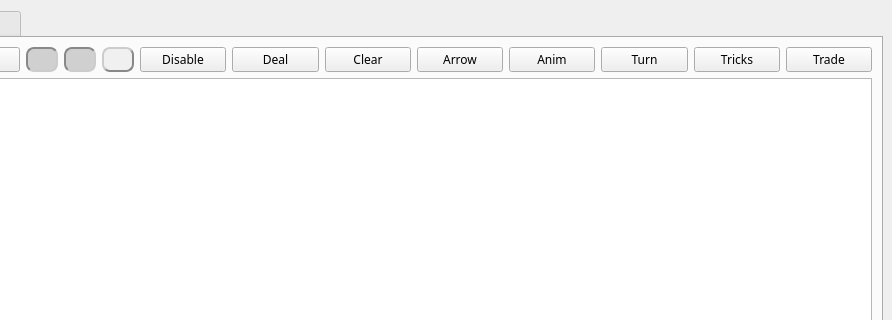
Qt form mainwindow.ui (Rescator7/Hearts2) before a commit; both pictures show x 108 to 1000 and y 0 to 320 of the 1000 by 600 pixel window.
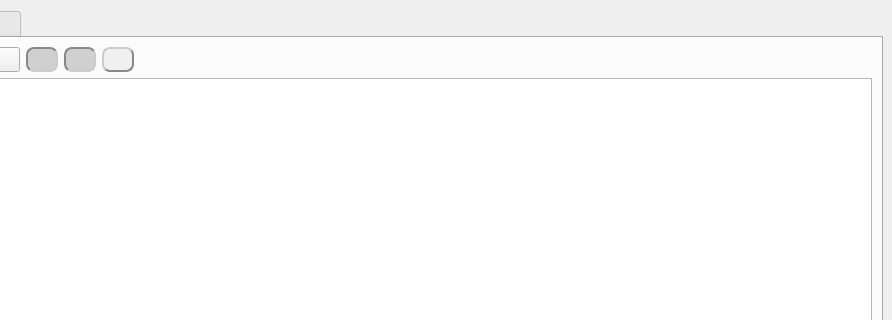
The same form after that commit. Icons and pictures are not drawn.

The edit to the form file:
```diff
--- a/mainwindow.ui
+++ b/mainwindow.ui
@@ -29,11 +29,453 @@
     <item row="0" column="0">
      <widget class="QTabWidget" name="tabWidget">
       <property name="sizePolicy">
-       <sizepolicy hsizetype="Preferred" vsizetype="Preferred">
+       <sizepolicy hsizetype="Expanding" vsizetype="Expanding">
         <horstretch>0</horstretch>
         <verstretch>0</verstretch>
        </sizepolicy>
       </property>
+      <property name="palette">
+       <palette>
+        <active>
+         <colorrole role="WindowText">
+          <brush brushstyle="SolidPattern">
+           <color alpha="255">
+            <red>0</red>
+            <green>0</green>
+            <blue>0</blue>
+           </color>
+          </brush>
+         </colorrole>
+         <colorrole role="Button">
+          <brush brushstyle="SolidPattern">
+           <color alpha="255">
+            <red>63</red>
+            <green>159</green>
+            <blue>82</blue>
+           </color>
+          </brush>
+         </colorrole>
+         <colorrole role="Light">
+          <brush brushstyle="SolidPattern">
+           <color alpha="255">
+            <red>95</red>
+            <green>238</green>
+            <blue>123</blue>
+           </color>
+          </brush>
+         </colorrole>
+         <colorrole role="Midlight">
+          <brush brushstyle="SolidPattern">
+           <color alpha="255">
+            <red>79</red>
+            <green>198</green>
+            <blue>102</blue>
+           </color>
+          </brush>
+         </colorrole>
+         <colorrole role="Dark">
+          <brush brushstyle="SolidPattern">
+           <color alpha="255">
+            <red>31</red>
+            <green>79</green>
+            <blue>41</blue>
+           </color>
+          </brush>
+         </colorrole>
+         <colorrole role="Mid">
+          <brush brushstyle="SolidPattern">
+           <color alpha="255">
+            <red>42</red>
+            <green>106</green>
+            <blue>55</blue>
+           </color>
+          </brush>
+         </colorrole>
+         <colorrole role="Text">
+          <brush brushstyle="SolidPattern">
+           <color alpha="255">
+            <red>0</red>
+            <green>0</green>
+            <blue>0</blue>
+           </color>
+          </brush>
+         </colorrole>
+         <colorrole role="BrightText">
+          <brush brushstyle="SolidPattern">
+           <color alpha="255">
+            <red>255</red>
+            <green>255</green>
+            <blue>255</blue>
+           </color>
+          </brush>
+         </colorrole>
+         <colorrole role="ButtonText">
+          <brush brushstyle="SolidPattern">
+           <color alpha="255">
+            <red>0</red>
+            <green>0</green>
+            <blue>0</blue>
+           </color>
+          </brush>
+         </colorrole>
+         <colorrole role="Base">
+          <brush brushstyle="SolidPattern">
+           <color alpha="255">
+            <red>255</red>
+            <green>255</green>
+            <blue>255</blue>
+           </color>
+          </brush>
+         </colorrole>
+         <colorrole role="Window">
+          <brush brushstyle="SolidPattern">
+           <color alpha="255">
+            <red>63</red>
+            <green>159</green>
+            <blue>82</blue>
+           </color>
+          </brush>
+         </colorrole>
+         <colorrole role="Shadow">
+          <brush brushstyle="SolidPattern">
+           <color alpha="255">
+            <red>0</red>
+            <green>0</green>
+            <blue>0</blue>
+           </color>
+          </brush>
+         </colorrole>
+         <colorrole role="AlternateBase">
+          <brush brushstyle="SolidPattern">
+           <color alpha="255">
+            <red>159</red>
+            <green>207</green>
+            <blue>168</blue>
+           </color>
+          </brush>
+         </colorrole>
+         <colorrole role="ToolTipBase">
+          <brush brushstyle="SolidPattern">
+           <color alpha="255">
+            <red>255</red>
+            <green>255</green>
+            <blue>220</blue>
+           </color>
+          </brush>
+         </colorrole>
+         <colorrole role="ToolTipText">
+          <brush brushstyle="SolidPattern">
+           <color alpha="255">
+            <red>0</red>
+            <green>0</green>
+            <blue>0</blue>
+           </color>
+          </brush>
+         </colorrole>
+         <colorrole role="PlaceholderText">
+          <brush brushstyle="SolidPattern">
+           <color alpha="127">
+            <red>0</red>
+            <green>0</green>
+            <blue>0</blue>
+           </color>
+          </brush>
+         </colorrole>
+        </active>
+        <inactive>
+         <colorrole role="WindowText">
+          <brush brushstyle="SolidPattern">
+           <color alpha="255">
+            <red>0</red>
+            <green>0</green>
+            <blue>0</blue>
+           </color>
+          </brush>
+         </colorrole>
+         <colorrole role="Button">
+          <brush brushstyle="SolidPattern">
+           <color alpha="255">
+            <red>239</red>
+            <green>239</green>
+            <blue>239</blue>
+           </color>
+          </brush>
+         </colorrole>
+         <colorrole role="Light">
+          <brush brushstyle="SolidPattern">
+           <color alpha="255">
+            <red>255</red>
+            <green>255</green>
+            <blue>255</blue>
+           </color>
+          </brush>
+         </colorrole>
+         <colorrole role="Midlight">
+          <brush brushstyle="SolidPattern">
+           <color alpha="255">
+            <red>202</red>
+            <green>202</green>
+            <blue>202</blue>
+           </color>
+          </brush>
+         </colorrole>
+         <colorrole role="Dark">
+          <brush brushstyle="SolidPattern">
+           <color alpha="255">
+            <red>159</red>
+            <green>159</green>
+            <blue>159</blue>
+           </color>
+          </brush>
+         </colorrole>
+         <colorrole role="Mid">
+          <brush brushstyle="SolidPattern">
+           <color alpha="255">
+            <red>184</red>
+            <green>184</green>
+            <blue>184</blue>
+           </color>
+          </brush>
+         </colorrole>
+         <colorrole role="Text">
+          <brush brushstyle="SolidPattern">
+           <color alpha="255">
+            <red>0</red>
+            <green>0</green>
+            <blue>0</blue>
+           </color>
+          </brush>
+         </colorrole>
+         <colorrole role="BrightText">
+          <brush brushstyle="SolidPattern">
+           <color alpha="255">
+            <red>255</red>
+            <green>255</green>
+            <blue>255</blue>
+           </color>
+          </brush>
+         </colorrole>
+         <colorrole role="ButtonText">
+          <brush brushstyle="SolidPattern">
+           <color alpha="255">
+            <red>0</red>
+            <green>0</green>
+            <blue>0</blue>
+           </color>
+          </brush>
+         </colorrole>
+         <colorrole role="Base">
+          <brush brushstyle="SolidPattern">
+           <color alpha="255">
+            <red>255</red>
+            <green>255</green>
+            <blue>255</blue>
+           </color>
+          </brush>
+         </colorrole>
+         <colorrole role="Window">
+          <brush brushstyle="SolidPattern">
+           <color alpha="255">
+            <red>239</red>
+            <green>239</green>
+            <blue>239</blue>
+           </color>
+          </brush>
+         </colorrole>
+         <colorrole role="Shadow">
+          <brush brushstyle="SolidPattern">
+           <color alpha="255">
+            <red>118</red>
+            <green>118</green>
+            <blue>118</blue>
+           </color>
+          </brush>
+         </colorrole>
+         <colorrole role="AlternateBase">
+          <brush brushstyle="SolidPattern">
+           <color alpha="255">
+            <red>247</red>
+            <green>247</green>
+            <blue>247</blue>
+           </color>
+          </brush>
+         </colorrole>
+         <colorrole role="ToolTipBase">
+          <brush brushstyle="SolidPattern">
+           <color alpha="255">
+            <red>255</red>
+            <green>255</green>
+            <blue>220</blue>
+           </color>
+          </brush>
+         </colorrole>
+         <colorrole role="ToolTipText">
+          <brush brushstyle="SolidPattern">
+           <color alpha="255">
+            <red>0</red>
+            <green>0</green>
+            <blue>0</blue>
+           </color>
+          </brush>
+         </colorrole>
+         <colorrole role="PlaceholderText">
+          <brush brushstyle="SolidPattern">
+           <color alpha="128">
+            <red>0</red>
+            <green>0</green>
+            <blue>0</blue>
+           </color>
+          </brush>
+         </colorrole>
+        </inactive>
+        <disabled>
+         <colorrole role="WindowText">
+          <brush brushstyle="SolidPattern">
+           <color alpha="255">
+            <red>31</red>
+            <green>79</green>
+            <blue>41</blue>
+           </color>
+          </brush>
+         </colorrole>
+         <colorrole role="Button">
+          <brush brushstyle="SolidPattern">
+           <color alpha="255">
+            <red>63</red>
+            <green>159</green>
+            <blue>82</blue>
+           </color>
+          </brush>
+         </colorrole>
+         <colorrole role="Light">
+          <brush brushstyle="SolidPattern">
+           <color alpha="255">
+            <red>95</red>
+            <green>238</green>
+            <blue>123</blue>
+           </color>
+          </brush>
+         </colorrole>
+         <colorrole role="Midlight">
+          <brush brushstyle="SolidPattern">
+           <color alpha="255">
+            <red>79</red>
+            <green>198</green>
+            <blue>102</blue>
+           </color>
+          </brush>
+         </colorrole>
+         <colorrole role="Dark">
+          <brush brushstyle="SolidPattern">
+           <color alpha="255">
+            <red>31</red>
+            <green>79</green>
+            <blue>41</blue>
+           </color>
+          </brush>
+         </colorrole>
+         <colorrole role="Mid">
+          <brush brushstyle="SolidPattern">
+           <color alpha="255">
+            <red>42</red>
+            <green>106</green>
+            <blue>55</blue>
+           </color>
+          </brush>
+         </colorrole>
+         <colorrole role="Text">
+          <brush brushstyle="SolidPattern">
+           <color alpha="255">
+            <red>31</red>
+            <green>79</green>
+            <blue>41</blue>
+           </color>
+          </brush>
+         </colorrole>
+         <colorrole role="BrightText">
+          <brush brushstyle="SolidPattern">
+           <color alpha="255">
+            <red>255</red>
+            <green>255</green>
+            <blue>255</blue>
+           </color>
+          </brush>
+         </colorrole>
+         <colorrole role="ButtonText">
+          <brush brushstyle="SolidPattern">
+           <color alpha="255">
+            <red>31</red>
+            <green>79</green>
+            <blue>41</blue>
+           </color>
+          </brush>
+         </colorrole>
+         <colorrole role="Base">
+          <brush brushstyle="SolidPattern">
+           <color alpha="255">
+            <red>63</red>
+            <green>159</green>
+            <blue>82</blue>
+           </color>
+          </brush>
+         </colorrole>
+         <colorrole role="Window">
+          <brush brushstyle="SolidPattern">
+           <color alpha="255">
+            <red>63</red>
+            <green>159</green>
+            <blue>82</blue>
+           </color>
+          </brush>
+         </colorrole>
+         <colorrole role="Shadow">
+          <brush brushstyle="SolidPattern">
+           <color alpha="255">
+            <red>177</red>
+            <green>177</green>
+            <blue>177</blue>
+           </color>
+          </brush>
+         </colorrole>
+         <colorrole role="AlternateBase">
+          <brush brushstyle="SolidPattern">
+           <color alpha="255">
+            <red>247</red>
+            <green>247</green>
+            <blue>247</blue>
+           </color>
+          </brush>
+         </colorrole>
+         <colorrole role="ToolTipBase">
+          <brush brushstyle="SolidPattern">
+           <color alpha="255">
+            <red>255</red>
+            <green>255</green>
+            <blue>220</blue>
+           </color>
+          </brush>
+         </colorrole>
+         <colorrole role="ToolTipText">
+          <brush brushstyle="SolidPattern">
+           <color alpha="255">
+            <red>0</red>
+            <green>0</green>
+            <blue>0</blue>
+           </color>
+          </brush>
+         </colorrole>
+         <colorrole role="PlaceholderText">
+          <brush brushstyle="SolidPattern">
+           <color alpha="128">
+            <red>0</red>
+            <green>0</green>
+            <blue>0</blue>
+           </color>
+          </brush>
+         </colorrole>
+        </disabled>
+       </palette>
+      </property>
       <property name="currentIndex">
        <number>0</number>
       </property>
@@ -356,58 +798,9 @@
            </widget>
           </item>
           <item>
-           <widget class="QPushButton" name="pushButton_10">
+           <widget class="QLabel" name="label_2">
             <property name="text">
-             <string>Disable</string>
-            </property>
-           </widget>
-          </item>
-          <item>
-           <widget class="QPushButton" name="pushButton_3">
-            <property name="text">
-             <string>Deal</string>
-            </property>
-           </widget>
-          </item>
-          <item>
-           <widget class="QPushButton" name="pushButton">
-            <property name="text">
-             <string>Clear</string>
-            </property>
-           </widget>
-          </item>
-          <item>
-           <widget class="QPushButton" name="pushButton_5">
-            <property name="text">
-             <string>Arrow</string>
-            </property>
-           </widget>
-          </item>
-          <item>
-           <widget class="QPushButton" name="pushButton_4">
-            <property name="text">
-             <string>Anim</string>
-            </property>
-           </widget>
-          </item>
-          <item>
-           <widget class="QPushButton" name="pushButton_8">
-            <property name="text">
-             <string>Turn</string>
-            </property>
-           </widget>
-          </item>
-          <item>
-           <widget class="QPushButton" name="pushButton_6">
-            <property name="text">
-             <string>Tricks</string>
-            </property>
-           </widget>
-          </item>
-          <item>
-           <widget class="QPushButton" name="pushButton_9">
-            <property name="text">
-             <string>Trade</string>
+             <string/>
             </property>
            </widget>
           </item>
```
Left out of the diff: 2103 changed lines with no effect on the pictures.
